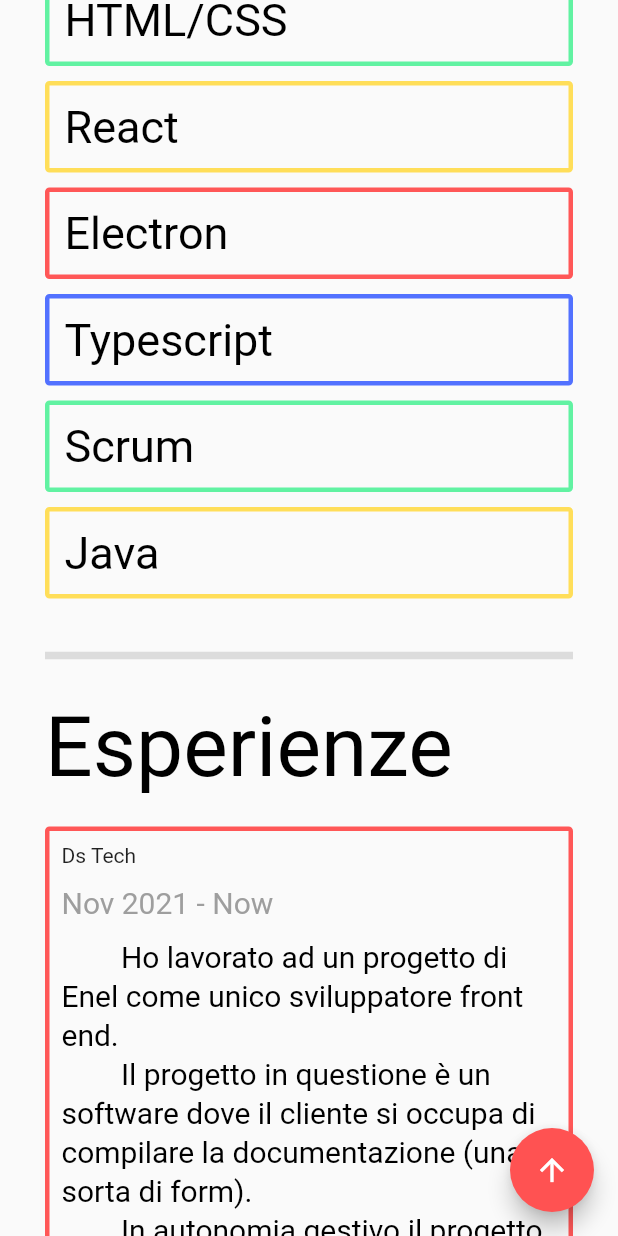
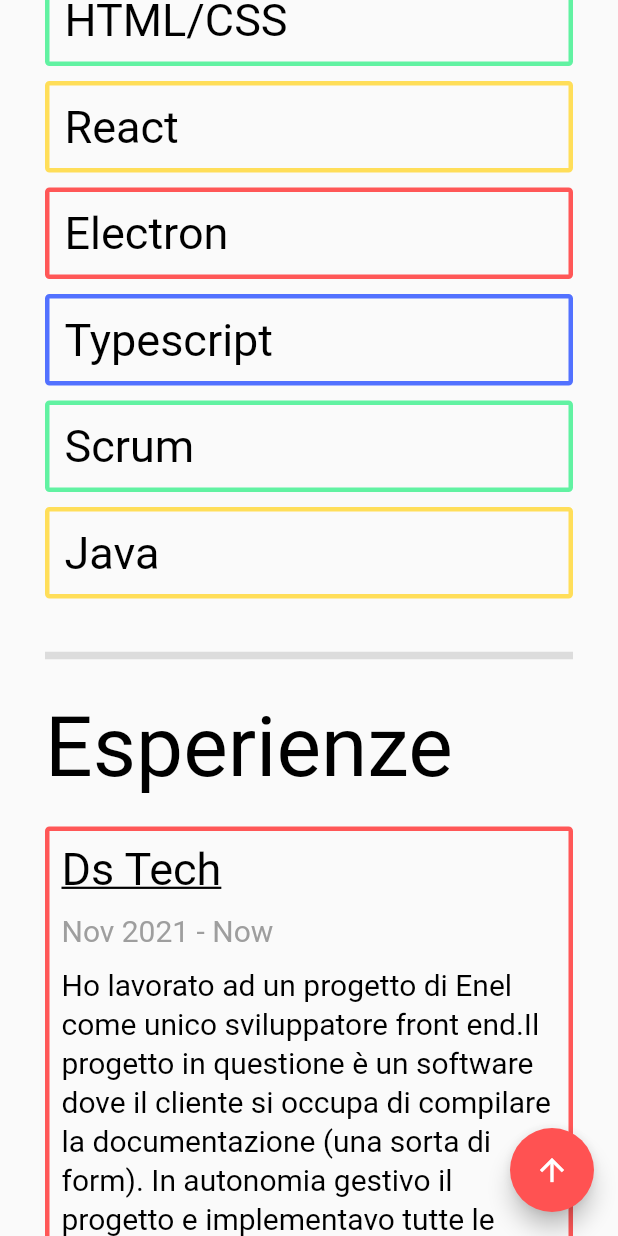
Before and after one commit to Silvano14/Silvano-Website, a Flutter app: the screen it shows after launch, scrolled down 2304 dp, on a phone screen of 412 x 824 dp. Run offline on Flutter 3.47's test engine with Material 2 defaults, Android fonts, the phone set to English and light mode, and no system bars; drawn by our look-alikes of auto_size_text; our stand-ins replace after_layout, font_awesome_flutter, google_fonts, responsive_builder; missing offline and left inert: dart:html; Roboto replaces fonts that are missing (Vollkorn).

Commit message:
Updated experiences

```diff
--- /dev/null
+++ b/lib/components/link-view.dart
@@ -0,0 +1,62 @@
+import 'package:flutter/gestures.dart';
+import 'package:flutter/material.dart';
+import 'package:google_fonts/google_fonts.dart';
+import 'package:url_launcher/url_launcher.dart';
+
+class LinkProps {
+  final String title;
+  final String url;
+
+  LinkProps({
+    @required this.title,
+    @required this.url,
+  });
+}
+
+class LinkView extends StatefulWidget {
+  const LinkView(this.item);
+
+  final LinkProps item;
+
+  @override
+  _LinkViewState createState() => _LinkViewState();
+}
+
+class _LinkViewState extends State<LinkView> {
+  Color textColor = Colors.black;
+  TextDecoration textDecoration = TextDecoration.underline;
+
+  void _onEnter(PointerEvent details) {
+    setState(() {
+      textColor = Colors.blue;
+      textDecoration = TextDecoration.underline;
+    });
+  }
+
+  void _onExit(PointerEvent details) {
+    setState(() {
+      textColor = Colors.black;
+    });
+  }
+
+  @override
+  Widget build(BuildContext context) {
+    return Container(
+      child: MouseRegion(
+        onEnter: _onEnter,
+        onExit: _onExit,
+        cursor: SystemMouseCursors.click,
+        child: RichText(
+            text: TextSpan(
+                text: widget.item.title,
+                style: GoogleFonts.vollkorn(
+                  color: textColor,
+                  fontSize: 30,
+                  decoration: textDecoration,
+                ),
+                recognizer: new TapGestureRecognizer()
+                  ..onTap = () => launch(widget.item.url))),
+      ),
+    );
+  }
+}
--- a/lib/experience/experience_container.dart
+++ b/lib/experience/experience_container.dart
@@ -1,9 +1,7 @@
-// ignore: avoid_web_libraries_in_flutter
-import 'dart:html' as html;
 import 'package:auto_size_text/auto_size_text.dart';
 import 'package:flutter/material.dart';
+import 'package:portfolio_flutter_web/components/link-view.dart';
 import 'package:portfolio_flutter_web/utils/colour_assets.dart';
-import 'package:url_launcher/link.dart';
 
 class ExperienceContainer extends StatelessWidget {
   const ExperienceContainer({
@@ -29,19 +27,17 @@ class ExperienceContainer extends StatelessWidget {
       child: Column(
         crossAxisAlignment: CrossAxisAlignment.start,
         children: [
-          new InkWell(
-              child: new Text(experience.company.getTitle),
-              onTap: () =>
-                  html.window.open(experience.company.getLink, "_blank")),
+          LinkView(LinkProps(
+              title: experience.company.getTitle,
+              url: experience.company.getLink)),
           SizedBox(height: 10),
           Text(
             experience.timeLine,
             style: textStyle(isGrey: true),
           ),
           SizedBox(height: 10),
-          for (final desc in experience.descriptions)
           AutoSizeText(
-              desc,
+            experience.descriptions,
             style: textStyle(),
           ),
         ],
@@ -58,11 +54,11 @@ TextStyle textStyle({bool isBold, bool isGrey}) {
       color: isGrey ?? false ? Colors.grey : Colors.black);
 }
 
-class CompanyLink {
+class Company {
   final String link;
   final String title;
 
-  CompanyLink(this.link, this.title);
+  Company(this.link, this.title);
 
   String get getLink {
     return link;
@@ -74,9 +70,9 @@ class CompanyLink {
 }
 
 class ExperienceInfo {
-  final CompanyLink company;
+  final Company company;
   final String timeLine;
-  final List<String> descriptions;
+  final String descriptions;
 
   ExperienceInfo({
     @required this.company,
@@ -88,59 +84,47 @@ class ExperienceInfo {
 // I didn't use multi-line because it cause a weird render of the description.
 final experiences = [
   ExperienceInfo(
-    company: new CompanyLink('https://www.dstech.it/', 'Ds Tech '),
+      company: new Company('https://www.dstech.it/', 'Ds Tech '),
       timeLine: 'Nov 2021 - Now',
-    descriptions: [
-      """
-        Ho lavorato ad un progetto di Enel come unico sviluppatore front end.
-        Il progetto in questione è un software dove il cliente si occupa di compilare la documentazione (una sorta di form).
-        In autonomia gestivo il progetto e implementavo tutte le sistemazioni e nuovi sviluppi che richiedeva il cliente.
-        Avendo avuto piena libertà sul progetto ho avuto il bisogno di attuare un refactoring
-        regolare del codice ogni qual volta la sezione su cui lavoravo ne aveva bisogno (quasi ogni sezione),
-        introdotto migliorie di performance, come un miglior utilizzo degli hooks, e stilizzazioni responsive.
-      """
-    ],
-  ),
+      descriptions:
+          'Ho lavorato ad un progetto di Enel come unico sviluppatore front end.'
+          'Il progetto in questione è un software dove il cliente si occupa di compilare la documentazione (una sorta di form). '
+          'In autonomia gestivo il progetto e implementavo tutte le sistemazioni e nuovi sviluppi che richiedeva il cliente.'
+          'Avendo avuto piena libertà sul progetto ho avuto il bisogno di attuare un refactoring '
+          'regolare del codice ogni qual volta la sezione su cui lavoravo ne aveva bisogno (quasi ogni sezione), '
+          'introdotto migliorie di performance, come un miglior utilizzo degli hooks, e stilizzazioni responsive.'),
   ExperienceInfo(
-    company: new CompanyLink('https://www.welld.ch/', 'Welld'),
+      company: new Company('https://www.welld.ch/', 'Welld'),
       timeLine: 'May 2019 - Nov 2021',
-    descriptions: [
-      """
-          Nel tempo trascorso nell’azienda ho avuto occasioni di aumentare le mie
-          conoscenze in varie tecnologie. Tra le più utilizzate ci sono React,
-          Typescript e Java (JEE). Oltre agli sviluppi sia lato BackEnd che FrontEnd
-          ho avuto occasione di sviluppare immagini Docker per la distribuzione degli
-          applicativi, per facilitare l’utilizzo delle applicazioni esistenti a chi
-          non avesse un ambiente pronto da utilizzare e per attuare test di integrazione.
-          Intensivo uso di Electron insieme a React e Redux, tutto scritto in Typescript.
-          Utilizzo di TSDX per la compilazione e la distribuzione della nostra libreria agli applicativi associati.
-          Scritto test di integrazione tramite Cypress.
-          Continua scrittura di test unitari per ogni parte di codice aggiunta o già esistente. Utilizzando sia Jest sia Junit.
-          Quotidiano utilizzo di Git
-      """
-    ],
-  ),
+      descriptions:
+          'Nel tempo trascorso nell’azienda ho avuto occasioni di aumentare le mie '
+          'conoscenze in varie tecnologie. Tra le più utilizzate ci sono React, '
+          'Typescript e Java (JEE). Oltre agli sviluppi sia lato BackEnd che FrontEnd '
+          'ho avuto occasione di sviluppare immagini Docker per la distribuzione degli '
+          'applicativi, per facilitare l’utilizzo delle applicazioni esistenti a chi '
+          'non avesse un ambiente pronto da utilizzare e per attuare test di integrazione. '
+          'Intensivo uso di Electron insieme a React e Redux, tutto scritto in Typescript. '
+          'Utilizzo di TSDX per la compilazione e la distribuzione della nostra libreria agli applicativi associati. '
+          'Scritto test di integrazione tramite Cypress. '
+          'Continua scrittura di test unitari per ogni parte di codice aggiunta o già esistente. Utilizzando sia Jest sia Junit.'
+          'Quotidiano utilizzo di Git'),
   ExperienceInfo(
-    company: new CompanyLink('https://edrtools.eu/', 'EDR Tools'),
+      company: new Company('https://edrtools.eu/', 'EDR Tools'),
       timeLine: 'Sep 2018 - Apr 2019',
-    descriptions: [
-      'Estrazione dei dati da dispositivi mobili con software creati per Raspberry con l\'utilizzo di librerie in C e Python. ' +
-          'Creazione di script in Python per ottimizzare l’efficienza gestionale. ' +
-          'Gestione di software proprietari tramite QTCreator e CPP per l’estrazione dei dati da hard disk meccanici. ',
-    ],
-  ),
+      descriptions:
+          'Estrazione dei dati da dispositivi mobili con software creati per Raspberry con l\'utilizzo di librerie in C e Python. '
+          'Creazione di script in Python per ottimizzare l’efficienza gestionale.'
+          'Gestione di software proprietari tramite QTCreator e CPP per l’estrazione dei dati da hard disk meccanici.'),
   ExperienceInfo(
-    company: new CompanyLink(
+      company: new Company(
           'https://www.tecnicosuperiorekennedy.it/', 'ITS Alto Adriatico'),
       timeLine: '2016 - 2018',
-    descriptions: [
-      'Attività e associazioni: Studio e praticità nel corso di studi I.O.T (Internet of Things) \n' +
-          "Nel percorso di studi c’era la possibilità di seguire varie tipologie di corsi. " +
-          "Il corso del IOT permetteva un approfondimento nel mondo del Networking e una maggiore" +
-          "focalizzazione sulla scrittura di codice nei micro controlli con il linguaggio C. " +
-          "Durante il corso abbiamo usato un PIC32, insieme ai micro controlli abbiamo lavorato" +
-          "varie volte in team per poter sfruttare le conoscenze che acquisivamo nel corso del tempo," +
-          "oltre ad attuare un rafforzamento in senso di lavoro in team."
-    ],
-  ),
+      descriptions:
+          'Attività e associazioni: Studio e praticità nel corso di studi I.O.T (Internet of Things)'
+          'Nel percorso di studi c’era la possibilità di seguire varie tipologie di corsi.'
+          'Il corso del IOT permetteva un approfondimento nel mondo del Networking e una maggiore'
+          'focalizzazione sulla scrittura di codice nei micro controlli con il linguaggio C.'
+          'Durante il corso abbiamo usato un PIC32, insieme ai micro controlli abbiamo lavorato'
+          'varie volte in team per poter sfruttare le conoscenze che acquisivamo nel corso del tempo,'
+          'oltre ad attuare un rafforzamento in senso di lavoro in team.'),
 ];
--- a/lib/experience/experience_view.dart
+++ b/lib/experience/experience_view.dart
@@ -22,31 +22,29 @@ class ExperienceView extends StatelessWidget {
 
 class ExperienceDesktopView extends StatelessWidget {
   final colors = ColoursAssets.all;
-
   @override
   Widget build(BuildContext context) {
     return DesktopViewBuilder(
       titleText: ExperienceView.title,
       children: [
         SizedBox(height: 20),
-        Row(
-          children: [
-            for (var index = 0; index < experiences.length; index++)
+        for (var j = 0; j < experiences.length; j++)
+          Row(
+            children: [
               Expanded(
                 child: Column(
                   crossAxisAlignment: CrossAxisAlignment.stretch,
                   children: [
                     Padding(
-                      padding: const EdgeInsets.only(right: 8, bottom: 8),
+                      padding: const EdgeInsets.only(right: 8, bottom: 88),
                       child: ExperienceContainer(
-                          experience: experiences.elementAt(index),
-                          index: index),
+                          experience: experiences.elementAt(j), index: j),
                     )
                   ],
                 ),
               ),
-          ],
-        ),
+            ],
+          ),
       ],
     );
   }
--- a/lib/project/project_item_body.dart
+++ b/lib/project/project_item_body.dart
@@ -2,6 +2,7 @@ import 'package:flutter/gestures.dart';
 import 'package:flutter/material.dart';
 import 'package:flutter/rendering.dart';
 import 'package:google_fonts/google_fonts.dart';
+import 'package:portfolio_flutter_web/components/link-view.dart';
 import 'package:portfolio_flutter_web/project/project_view.dart';
 import 'package:url_launcher/url_launcher.dart';
 
@@ -56,21 +57,7 @@ class _ProjectItemBodyState extends State<ProjectItemBody> {
             ),
           ),
           SizedBox(height: 10),
-          MouseRegion(
-            onEnter: _onEnter,
-            onExit: _onExit,
-            cursor: SystemMouseCursors.click,
-            child: RichText(
-                text: TextSpan(
-                    text: widget.item.title,
-                    style: GoogleFonts.vollkorn(
-                      color: textColor,
-                      fontSize: 30,
-                      decoration: textDecoration,
-                    ),
-                    recognizer: new TapGestureRecognizer()
-                      ..onTap = () => launch(widget.item.url))),
-          ),
+          LinkView(LinkProps(title: widget.item.title, url: widget.item.url)),
           SizedBox(height: 10),
           Text(widget.item.description,
               style: GoogleFonts.vollkorn(fontSize: 20)),
```
Lines whose indentation alone changed are shown as unchanged.
